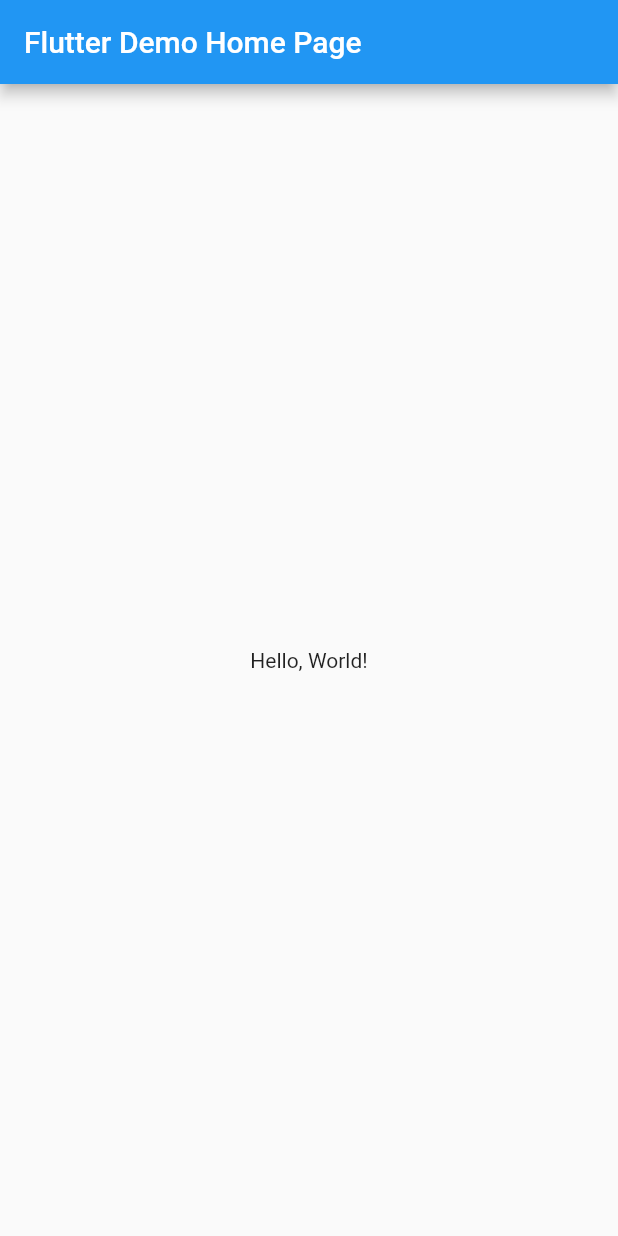
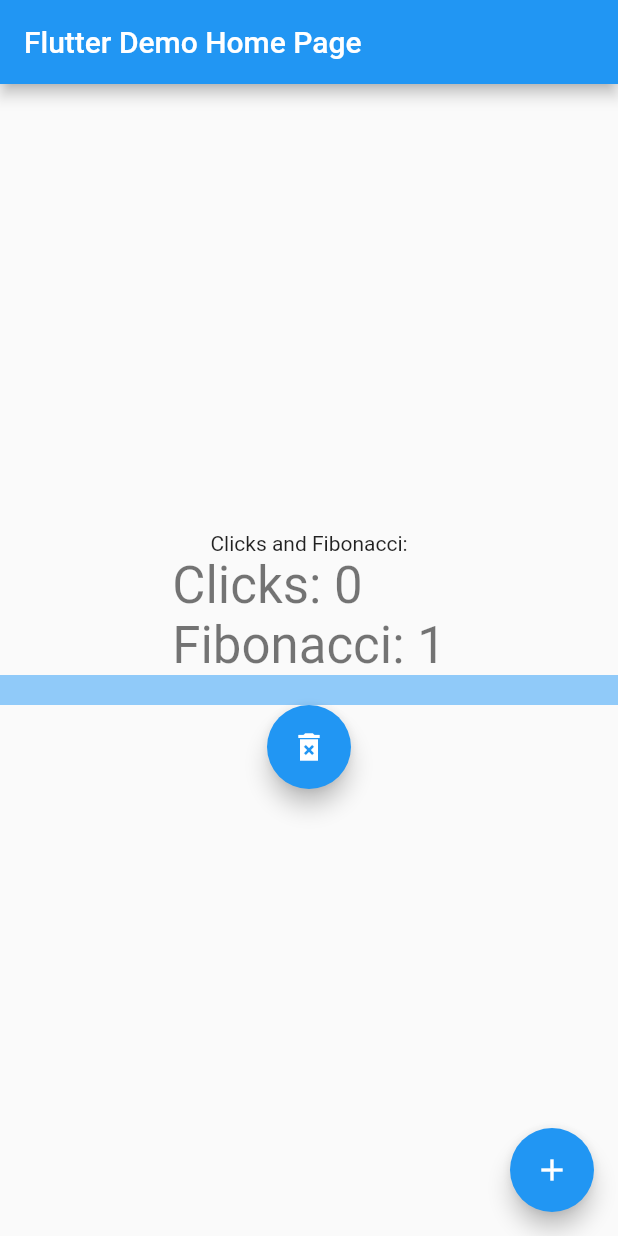
Before and after one commit to pietrodicarbo/flutterShowcase, a Flutter app: the screen it shows after launch, on a phone screen of 412 x 824 dp. Run offline on Flutter 3.47's test engine with Material 2 defaults, Android fonts, the phone set to English and light mode, and no system bars.

Commit message:
changed color

```diff
--- a/lib/main.dart
+++ b/lib/main.dart
@@ -1,40 +1,93 @@
+// Copyright (c) 2019, the Dart project authors.  Please see the AUTHORS file
+// for details. All rights reserved. Use of this source code is governed by a
+// BSD-style license that can be found in the LICENSE file.
+
 import 'package:flutter/material.dart';
 
 void main() => runApp(MyApp());
 
 class MyApp extends StatelessWidget {
-  // This widget is the root of your application.
   @override
   Widget build(BuildContext context) {
     return MaterialApp(
-      // Application name
-      title: 'Flutter Hello World',
-      // Application theme data, you can set the colors for the application as
-      // you want
+      title: 'Flutter Demo',
+      debugShowCheckedModeBanner: false,
       theme: ThemeData(
         primarySwatch: Colors.blue,
       ),
-      // A widget which will be started on application startup
-      home: MyHomePage(title: 'Flutter Demo Home Page'),
+      home: const MyHomePage(title: 'Flutter Demo Home Page'),
     );
   }
 }
 
-class MyHomePage extends StatelessWidget {
+class MyHomePage extends StatefulWidget {
   final String title;
-  const MyHomePage({Key? key, required this.title}) : super(key: key);
+
+  const MyHomePage({
+    Key? key,
+    required this.title,
+  }) : super(key: key);
+
+  @override
+  State<MyHomePage> createState() => _MyHomePageState();
+}
+
+class _MyHomePageState extends State<MyHomePage> {
+  int _counter = 0;
+  int _last = 0;
+  int _current = 1;
+
+  void _incrementCounter() {
+    setState(() {
+      int next = _last + _current;
+      _last = _current;
+      _current = next;
+      _counter++;
+    });
+  }
+
+  void _reset() {
+    setState(() {
+      _last = 0;
+      _current = 1;
+      _counter = 0;
+    });
+  }
 
   @override
   Widget build(BuildContext context) {
     return Scaffold(
       appBar: AppBar(
-        // The title text which will be shown on the action bar
-        title: Text(title),
+        title: Text(widget.title),
       ),
       body: Center(
-        child: Text(
-          'Hello, World!',
+        child: Column(
+          mainAxisAlignment: MainAxisAlignment.center,
+          children: [
+            const Text(
+              'Clicks and Fibonacci:',
+            ),
+            Text(
+              'Clicks: $_counter\nFibonacci: $_current',
+              style: Theme.of(context).textTheme.headlineMedium,
+            ),
+            LinearProgressIndicator(
+              value: _counter / 100,
+              minHeight: 20,
+              color: Colors.grey,
+            ),
+            FloatingActionButton(
+              onPressed: _reset,
+              tooltip: 'Rest',
+              child: const Icon(Icons.delete_forever_sharp),
+            ),
+          ],
         ),
+      ),
+      floatingActionButton: FloatingActionButton(
+        onPressed: _incrementCounter,
+        tooltip: 'Increment',
+        child: const Icon(Icons.add),
       ),
     );
   }
```
